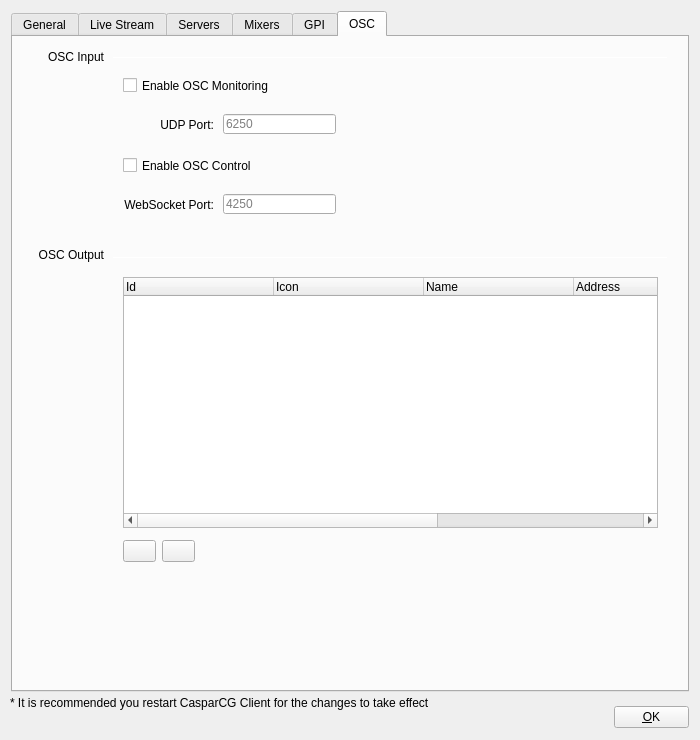
Qt form src/Widgets/SettingsDialog.ui (CasparCG/client) before a commit.
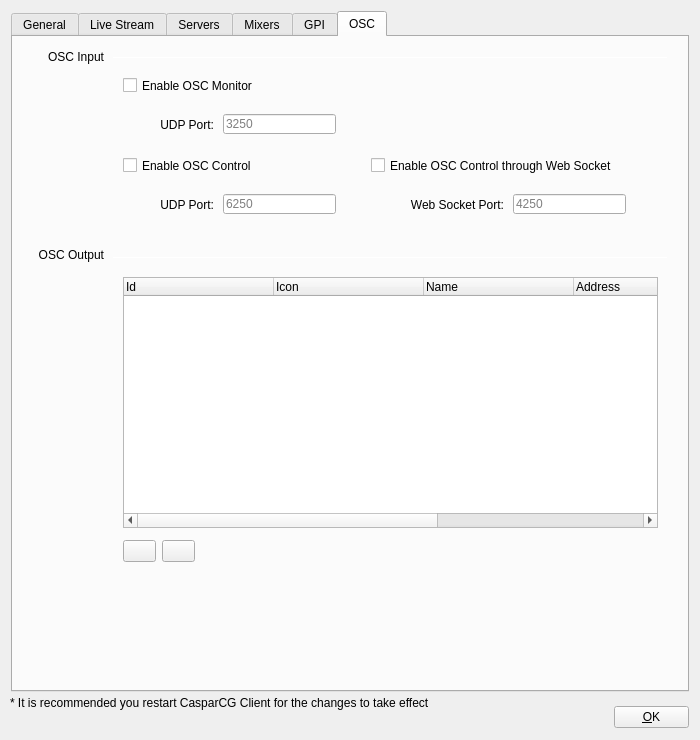
The same form after that commit. The open tabs and pages were chosen to show the change.

Commit message: Fixed issue with enable / disable OSC monitoring / control.

```diff
--- a/src/Widgets/SettingsDialog.ui
+++ b/src/Widgets/SettingsDialog.ui
@@ -3372,7 +3372,7 @@
       <string/>
      </property>
      <property name="placeholderText">
-      <string>6250</string>
+      <string>3250</string>
      </property>
     </widget>
     <widget class="Line" name="lineOscInput">
@@ -3583,7 +3583,7 @@
       <string/>
      </property>
      <property name="placeholderText">
-      <string>4250</string>
+      <string>6250</string>
      </property>
     </widget>
     <widget class="QLabel" name="labelOscWebSocketPort">
@@ -3596,7 +3596,7 @@
       </rect>
      </property>
      <property name="text">
-      <string>WebSocket Port:</string>
+      <string>UDP Port:</string>
      </property>
      <property name="alignment">
       <set>Qt::AlignRight|Qt::AlignTrailing|Qt::AlignVCenter</set>
@@ -3615,7 +3615,58 @@
       <enum>Qt::NoFocus</enum>
      </property>
      <property name="text">
-      <string>Enable OSC Monitoring</string>
+      <string>Enable OSC Monitor</string>
+     </property>
+    </widget>
+    <widget class="QLabel" name="labelOscInputWebSocketPort">
+     <property name="geometry">
+      <rect>
+       <x>350</x>
+       <y>158</y>
+       <width>141</width>
+       <height>20</height>
+      </rect>
+     </property>
+     <property name="text">
+      <string>Web Socket Port:</string>
+     </property>
+     <property name="alignment">
+      <set>Qt::AlignRight|Qt::AlignTrailing|Qt::AlignVCenter</set>
+     </property>
+    </widget>
+    <widget class="QCheckBox" name="checkBoxEnableOscInputWebSocket">
+     <property name="geometry">
+      <rect>
+       <x>358</x>
+       <y>120</y>
+       <width>291</width>
+       <height>17</height>
+      </rect>
+     </property>
+     <property name="focusPolicy">
+      <enum>Qt::NoFocus</enum>
+     </property>
+     <property name="text">
+      <string>Enable OSC Control through Web Socket</string>
+     </property>
+    </widget>
+    <widget class="QLineEdit" name="lineEditOscInputWebSocketPort">
+     <property name="geometry">
+      <rect>
+       <x>500</x>
+       <y>157</y>
+       <width>113</width>
+       <height>20</height>
+      </rect>
+     </property>
+     <property name="focusPolicy">
+      <enum>Qt::ClickFocus</enum>
+     </property>
+     <property name="text">
+      <string/>
+     </property>
+     <property name="placeholderText">
+      <string>4250</string>
      </property>
     </widget>
    </widget>
```
Left out of the diff: 62 changed lines with no effect on the pictures. The commit also changes 17 other files.
